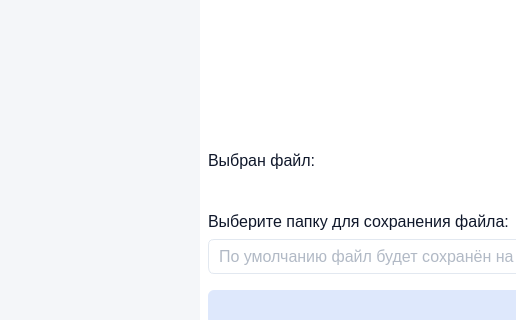
Qt form ui/mainUI.ui (pntech-dev/File-Archive) before a commit; both pictures show x 0 to 516 and y 291 to 611 of the 1000 by 700 pixel window.
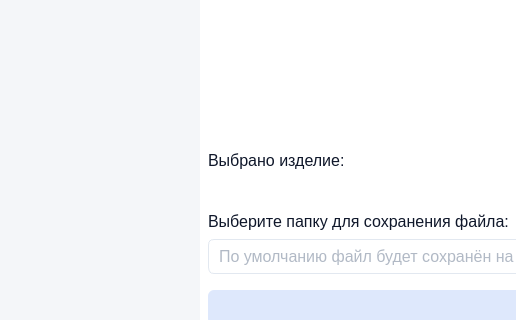
The same form after that commit. Icons and pictures are not drawn.

Commit message: feat(ui): implement table data insertion and dependent component updates

```diff
--- a/ui/mainUI.ui
+++ b/ui/mainUI.ui
@@ -852,7 +852,7 @@
                  </font>
                 </property>
                 <property name="text">
-                 <string>Выбран файл:</string>
+                 <string>Выбрано изделие:</string>
                 </property>
                </widget>
               </item>
```
Left out of the diff: 5 changed lines with no effect on the pictures. The commit also changes 4 other files.
